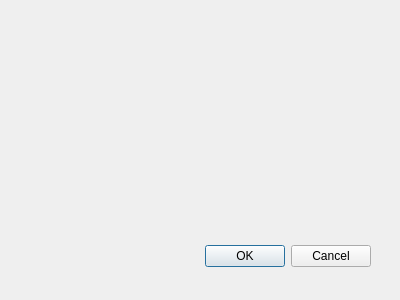
Above: view/findreplace.ui from doganckaratas/kscope-ng before the change. Below: the same form after it.
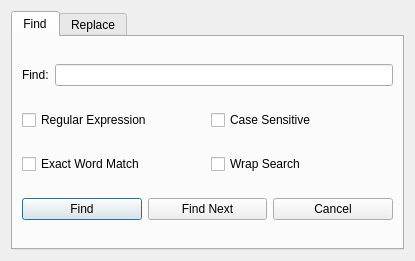
That is the form after the change.

Commit message: Added Find/Replace Dialog UI

Diff of the .ui file:
```diff
--- a/view/findreplace.ui
+++ b/view/findreplace.ui
@@ -8,29 +8,140 @@
    <rect>
     <x>0</x>
     <y>0</y>
-    <width>400</width>
-    <height>300</height>
+    <width>415</width>
+    <height>261</height>
    </rect>
   </property>
   <property name="windowTitle">
    <string>Dialog</string>
   </property>
-  <widget name="buttonBox" class="QDialogButtonBox">
-   <property name="geometry">
-    <rect>
-     <x>30</x>
-     <y>240</y>
-     <width>341</width>
-     <height>32</height>
-    </rect>
-   </property>
-   <property name="orientation">
-    <enum>Qt::Horizontal</enum>
-   </property>
-   <property name="standardButtons">
-    <set>QDialogButtonBox::Cancel|QDialogButtonBox::Ok</set>
-   </property>
-  </widget>
+  <layout class="QVBoxLayout" name="verticalLayout_2">
+   <item>
+    <layout class="QVBoxLayout" name="verticalLayout">
+     <property name="sizeConstraint">
+      <enum>QLayout::SetMaximumSize</enum>
+     </property>
+     <item>
+      <widget class="QTabWidget" name="tabWidget">
+       <property name="autoFillBackground">
+        <bool>false</bool>
+       </property>
+       <property name="tabPosition">
+        <enum>QTabWidget::North</enum>
+       </property>
+       <property name="tabShape">
+        <enum>QTabWidget::Rounded</enum>
+       </property>
+       <property name="currentIndex">
+        <number>0</number>
+       </property>
+       <property name="elideMode">
+        <enum>Qt::ElideRight</enum>
+       </property>
+       <property name="usesScrollButtons">
+        <bool>false</bool>
+       </property>
+       <property name="documentMode">
+        <bool>false</bool>
+       </property>
+       <property name="tabsClosable">
+        <bool>false</bool>
+       </property>
+       <widget class="QWidget" name="findTab">
+        <property name="autoFillBackground">
+         <bool>false</bool>
+        </property>
+        <attribute name="title">
+         <string>Find</string>
+        </attribute>
+        <layout class="QVBoxLayout" name="verticalLayout_3">
+         <item>
+          <layout class="QHBoxLayout" name="horizontalLayout">
+           <item>
+            <widget class="QLabel" name="label">
+             <property name="text">
+              <string>Find:</string>
+             </property>
+            </widget>
+           </item>
+           <item>
+            <widget class="QLineEdit" name="lineEdit"/>
+           </item>
+          </layout>
+         </item>
+         <item>
+          <layout class="QHBoxLayout" name="horizontalLayout_2">
+           <item>
+            <widget class="QCheckBox" name="checkBox">
+             <property name="text">
+              <string>Regular Expression</string>
+             </property>
+            </widget>
+           </item>
+           <item>
+            <widget class="QCheckBox" name="checkBox_2">
+             <property name="text">
+              <string>Case Sensitive</string>
+             </property>
+            </widget>
+           </item>
+          </layout>
+         </item>
+         <item>
+          <layout class="QHBoxLayout" name="horizontalLayout_3">
+           <item>
+            <widget class="QCheckBox" name="checkBox_4">
+             <property name="text">
+              <string>Exact Word Match</string>
+             </property>
+            </widget>
+           </item>
+           <item>
+            <widget class="QCheckBox" name="checkBox_3">
+             <property name="text">
+              <string>Wrap Search</string>
+             </property>
+            </widget>
+           </item>
+          </layout>
+         </item>
+         <item>
+          <layout class="QHBoxLayout" name="horizontalLayout_4">
+           <item>
+            <widget class="QPushButton" name="pushButton_3">
+             <property name="text">
+              <string>Find</string>
+             </property>
+            </widget>
+           </item>
+           <item>
+            <widget class="QPushButton" name="pushButton_2">
+             <property name="text">
+              <string>Find Next</string>
+             </property>
+            </widget>
+           </item>
+           <item>
+            <widget class="QPushButton" name="pushButton">
+             <property name="text">
+              <string>Cancel</string>
+             </property>
+            </widget>
+           </item>
+          </layout>
+         </item>
+        </layout>
+       </widget>
+       <widget class="QWidget" name="replaceTab">
+        <attribute name="title">
+         <string>Replace</string>
+        </attribute>
+       </widget>
+      </widget>
+     </item>
+    </layout>
+   </item>
+  </layout>
  </widget>
  <pixmapfunction/>
  <resources/>
```
Left out of the diff: 47 changed lines with no effect on the pictures. The commit also changes 2 other files.
